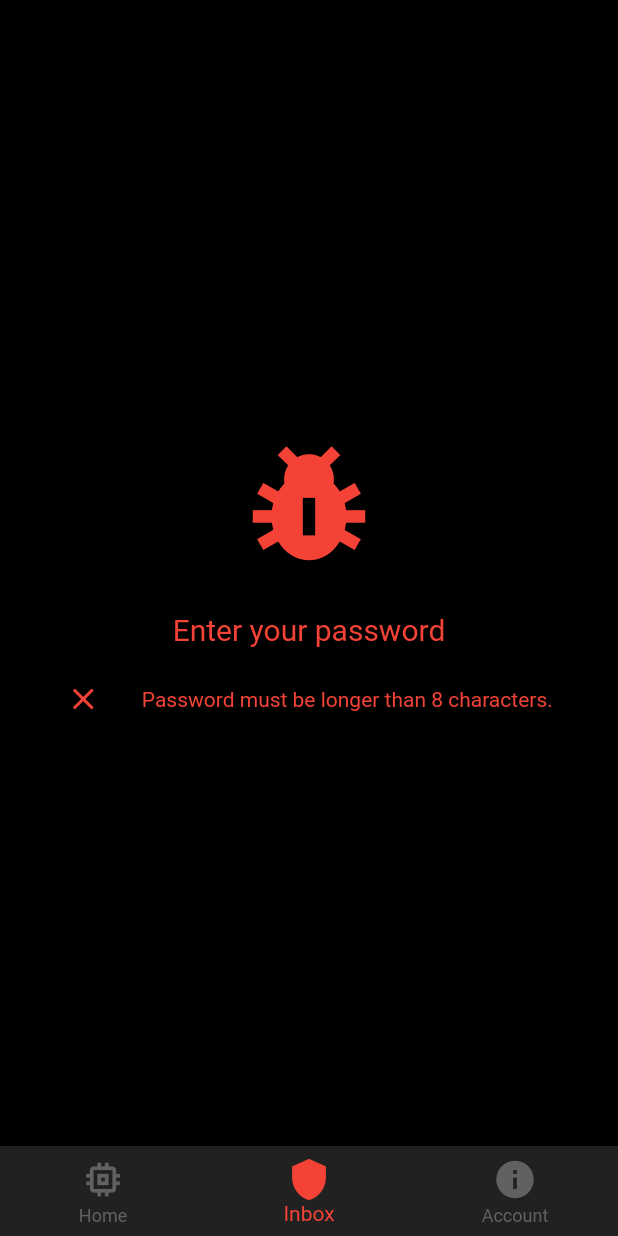
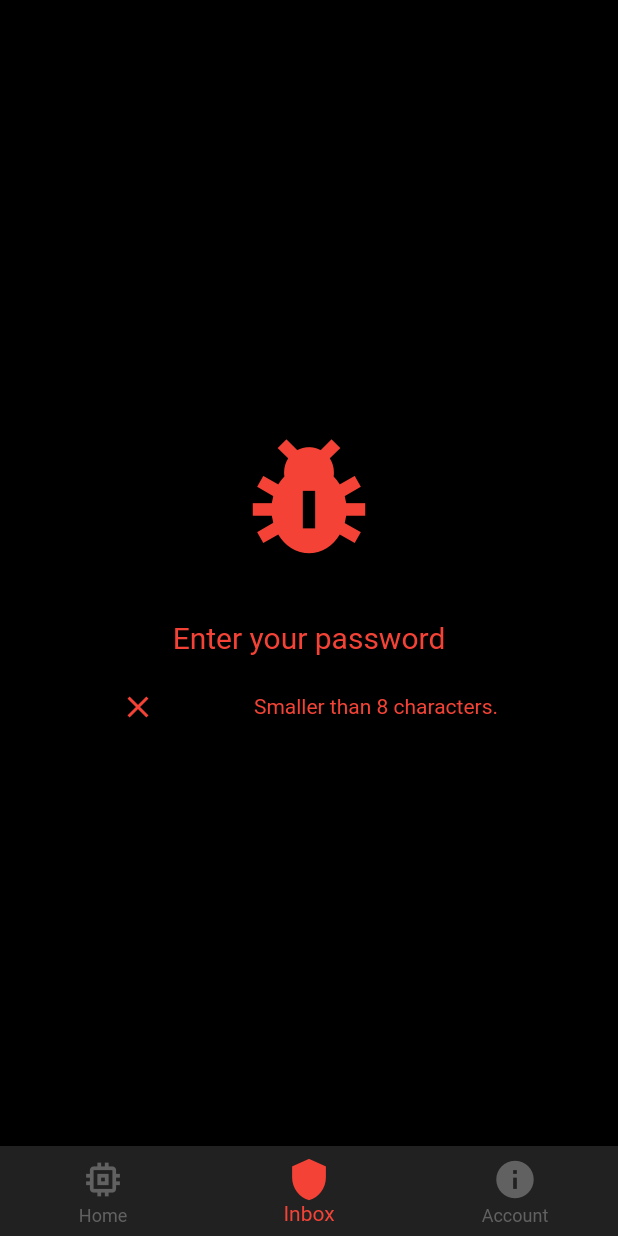
Before and after one commit to LegendArtur/guardu, a Flutter app: the screen it shows after launch, on a phone screen of 412 x 824 dp. Run offline on Flutter 3.47's test engine with Material 2 defaults, Android fonts, the phone set to English and light mode, and no system bars.

Commit message:
Working Android app for password testing

```diff
--- a/guardu/lib/main.dart
+++ b/guardu/lib/main.dart
@@ -46,7 +46,7 @@ class _MainPageState extends State<MainPage> {
   final eightCharspattern = RegExp(r'^(?=.{8,})');
   final fourteenCharspattern = RegExp(r'^(?=.{14,})');
 
-  Color? _primaryColor;
+  Color _primaryColor = Colors.red;
   Icon openLock = Icon(Icons.lock_open);
 
   void _clear() {
@@ -74,7 +74,7 @@ class _MainPageState extends State<MainPage> {
             mainAxisAlignment: MainAxisAlignment.center,
             children: [
               Container(
-                margin: EdgeInsets.fromLTRB(30, 0, 30, 0),
+                margin: EdgeInsets.fromLTRB(50, 0, 50, 0),
                 child: Column(
                   children: [
                     Icon(
@@ -83,7 +83,7 @@ class _MainPageState extends State<MainPage> {
                       size: 100,
                     ),
                     SizedBox(
-                      height: 10,
+                      height: 20,
                     ),
                     TextField(
                       style: TextStyle(fontSize: 20.0, color: _primaryColor),
@@ -108,7 +108,11 @@ class _MainPageState extends State<MainPage> {
                         });
                       },
                     ),
-                    Column(
+                    Container(
+                      margin: EdgeInsets.fromLTRB(30, 0, 30, 0),
+                      child: Column(
+                        mainAxisAlignment: MainAxisAlignment.center,
+                        crossAxisAlignment: CrossAxisAlignment.center,
                         children: [
                           SizedBox(
                             height: 10,
@@ -116,22 +120,26 @@ class _MainPageState extends State<MainPage> {
                           _controller.text.length < 8
                               ? Row(
                                   mainAxisAlignment:
-                                    MainAxisAlignment.spaceAround,
+                                      MainAxisAlignment.spaceBetween,
                                   children: [
                                     Icon(Icons.close, color: _primaryColor),
-                                  Text(
-                                      'Password must be longer than 8 characters.',
+                                    SizedBox(
+                                      width: 10,
+                                    ),
+                                    Text('Smaller than 8 characters.',
                                         style: TextStyle(color: _primaryColor)),
                                   ],
                                 )
                               : (_controller.text.length > 15)
                                   ? Row(
                                       mainAxisAlignment:
-                                        MainAxisAlignment.spaceAround,
+                                          MainAxisAlignment.spaceBetween,
                                       children: [
                                         Icon(Icons.check, color: Colors.green),
-                                      Text(
-                                          'Password is longer than 15 characters.',
+                                        SizedBox(
+                                          width: 10,
+                                        ),
+                                        Text('Longer than 15 characters.',
                                             style:
                                                 TextStyle(color: Colors.green)),
                                       ],
@@ -139,72 +147,95 @@ class _MainPageState extends State<MainPage> {
                                   : Column(children: [
                                       Row(
                                         mainAxisAlignment:
-                                          MainAxisAlignment.spaceAround,
+                                            MainAxisAlignment.spaceBetween,
                                         children: [
-                                        Icon(Icons.check, color: Colors.green),
-                                        Text(
-                                            'Password is longer than 8 characters.',
-                                            style:
-                                                TextStyle(color: Colors.green)),
+                                          Icon(Icons.check,
+                                              color: Colors.green),
+                                          SizedBox(
+                                            width: 10,
+                                          ),
+                                          Text('Longer than 8 characters.',
+                                              style: TextStyle(
+                                                  color: Colors.green)),
                                         ],
                                       ),
                                       (upperPattern.hasMatch(_controller.text))
                                           ? Row(
                                               mainAxisAlignment:
-                                                MainAxisAlignment.spaceAround,
+                                                  MainAxisAlignment
+                                                      .spaceBetween,
                                               children: [
                                                 Icon(Icons.check,
                                                     color: Colors.green),
+                                                SizedBox(
+                                                  width: 10,
+                                                ),
                                                 Text(
-                                                  'Password has at least one upperCase letter.',
+                                                    'At least one uppercase letter.',
                                                     style: TextStyle(
                                                         color: Colors.green)),
                                               ],
                                             )
                                           : Row(
                                               mainAxisAlignment:
-                                                MainAxisAlignment.spaceAround,
+                                                  MainAxisAlignment
+                                                      .spaceBetween,
                                               children: [
-                                              Icon(Icons.check,
-                                                  color: Colors.red),
+                                                Icon(Icons.close,
+                                                    color: _primaryColor),
+                                                SizedBox(
+                                                  width: 10,
+                                                ),
                                                 Text(
-                                                  'Password does not have at least one upperCase letter.',
+                                                    'At least one uppercase letter.',
                                                     style: TextStyle(
-                                                      color: Colors.red)),
+                                                        color: _primaryColor)),
                                               ],
                                             ),
                                       (lowerPattern.hasMatch(_controller.text))
                                           ? Row(
                                               mainAxisAlignment:
-                                                MainAxisAlignment.spaceAround,
+                                                  MainAxisAlignment
+                                                      .spaceBetween,
                                               children: [
                                                 Icon(Icons.check,
                                                     color: Colors.green),
+                                                SizedBox(
+                                                  width: 10,
+                                                ),
                                                 Text(
-                                                  'Password has at least one lowerCase letter.',
+                                                    'At least one lowercase letter.',
                                                     style: TextStyle(
                                                         color: Colors.green)),
                                               ],
                                             )
                                           : Row(
                                               mainAxisAlignment:
-                                                MainAxisAlignment.spaceAround,
+                                                  MainAxisAlignment
+                                                      .spaceBetween,
                                               children: [
-                                              Icon(Icons.check,
-                                                  color: Colors.red),
+                                                Icon(Icons.close,
+                                                    color: _primaryColor),
+                                                SizedBox(
+                                                  width: 10,
+                                                ),
                                                 Text(
-                                                  'Password does not have at least one lowerCase letter.',
+                                                    'At least one lowercase letter.',
                                                     style: TextStyle(
-                                                      color: Colors.red)),
+                                                        color: _primaryColor)),
                                               ],
                                             ),
                                       (digitPattern.hasMatch(_controller.text))
                                           ? Row(
                                               mainAxisAlignment:
-                                                MainAxisAlignment.spaceAround,
+                                                  MainAxisAlignment
+                                                      .spaceBetween,
                                               children: [
                                                 Icon(Icons.check,
                                                     color: Colors.green),
+                                                SizedBox(
+                                                  width: 10,
+                                                ),
                                                 Text(
                                                     'Password has at least one digit.',
                                                     style: TextStyle(
@@ -213,44 +244,56 @@ class _MainPageState extends State<MainPage> {
                                             )
                                           : Row(
                                               mainAxisAlignment:
-                                                MainAxisAlignment.spaceAround,
+                                                  MainAxisAlignment
+                                                      .spaceBetween,
                                               children: [
-                                              Icon(Icons.check,
-                                                  color: Colors.red),
-                                              Text(
-                                                  'Password does not have at least one digit.',
+                                                Icon(Icons.close,
+                                                    color: _primaryColor),
+                                                SizedBox(
+                                                  width: 10,
+                                                ),
+                                                Text('At least one digit.',
                                                     style: TextStyle(
-                                                      color: Colors.red)),
+                                                        color: _primaryColor)),
                                               ],
                                             ),
                                       (oneSpCharPattern
                                               .hasMatch(_controller.text))
                                           ? Row(
                                               mainAxisAlignment:
-                                                MainAxisAlignment.spaceAround,
+                                                  MainAxisAlignment
+                                                      .spaceBetween,
                                               children: [
                                                 Icon(Icons.check,
                                                     color: Colors.green),
+                                                SizedBox(
+                                                  width: 10,
+                                                ),
                                                 Text(
-                                                  'Password has at least one special character.',
+                                                    'At least one special character.',
                                                     style: TextStyle(
                                                         color: Colors.green)),
                                               ],
                                             )
                                           : Row(
                                               mainAxisAlignment:
-                                                MainAxisAlignment.spaceAround,
+                                                  MainAxisAlignment
+                                                      .spaceBetween,
                                               children: [
-                                              Icon(Icons.check,
-                                                  color: Colors.red),
+                                                Icon(Icons.close,
+                                                    color: _primaryColor),
+                                                SizedBox(
+                                                  width: 10,
+                                                ),
                                                 Text(
-                                                  'Password does not have at least one special character.',
+                                                    'At least one special character.',
                                                     style: TextStyle(
-                                                      color: Colors.red)),
+                                                        color: _primaryColor)),
                                               ],
                                             ),
                                     ]),
                         ],
+                      ),
                     ),
                   ],
                 ),
```
Lines whose indentation alone changed are shown as unchanged.
